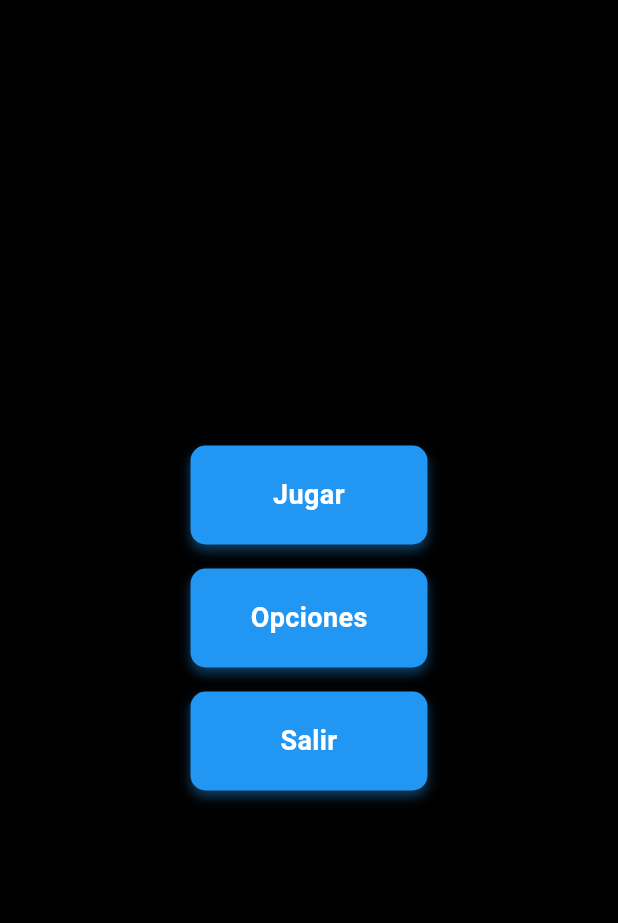
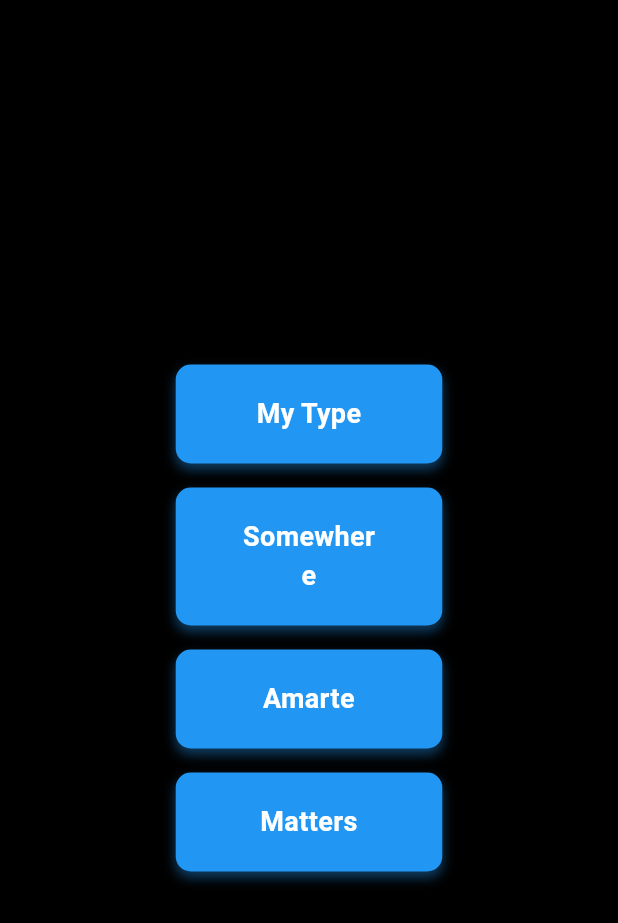
Before and after one commit to samboadas221/FlutterEngine, a Flutter app: the screen it shows after launch, on a phone screen of 412 x 824 dp. Shown: the top 923 px of the screen. Run offline on Flutter 3.47's test engine with Material 3 defaults, Android fonts, the phone set to English and light mode, and no system bars; our stand-ins replace audioplayers.

Commit message:
Un regalo para una princesa... Espero que le guste

```diff
--- a/lib/main.dart
+++ b/lib/main.dart
@@ -13,28 +13,32 @@ class MyGame extends StatelessWidget {
 
   @override
   Widget build(BuildContext context) {
-    SoundManager.instance.playBackground('audio/music.opus');
 
-    Button buttonPlay = Button();
-    buttonPlay.setText("Jugar");
-    buttonPlay.setAudioOnClick("audio/click.mp3");
+      Button song1 = Button();
+      song1.setText("My Type");
+      song1.setAudioOnClick("audio/song1.m4a");
 
-    Button buttonSettings = Button();
-    buttonSettings.setText("Opciones");
-    buttonSettings.setAudioOnClick("audio/click.mp3");
+      Button song2 = Button();
+      song2.setText("Somewhere");
+      song2.setAudioOnClick("audio/song2.m4a");
 
-    Button buttonExit = Button();
-    buttonExit.setText("Salir");
-    buttonExit.setAudioOnClick("audio/click.mp3");
+      Button song3 = Button();
+      song3.setText("Amarte");
+      song3.setAudioOnClick("audio/song3.m4a");
 
-    Menu menuPrincipal = Menu(name: "Principal");
-    menuPrincipal.add(buttonPlay);
-    menuPrincipal.add(buttonSettings);
-    menuPrincipal.add(buttonExit);
+      Button song4 = Button();
+      song4.setText("Matters");
+      song4.setAudioOnClick("audio/song4.m4a");
 
-    menuPrincipal.matchButtonWidths();
+      Menu menu = Menu(name: "Principal");
+      menu.add(song1);
+      menu.add(song2);
+      menu.add(song3);
+      menu.add(song4);
 
-    menuPrincipal.setAsDefaultMenu();
+      menu.matchButtonWidths();
+      menu.setAsDefaultMenu();
+
 
     return MaterialApp(
       debugShowCheckedModeBanner: false,
```
Also changed, not shown: 4 other files.
